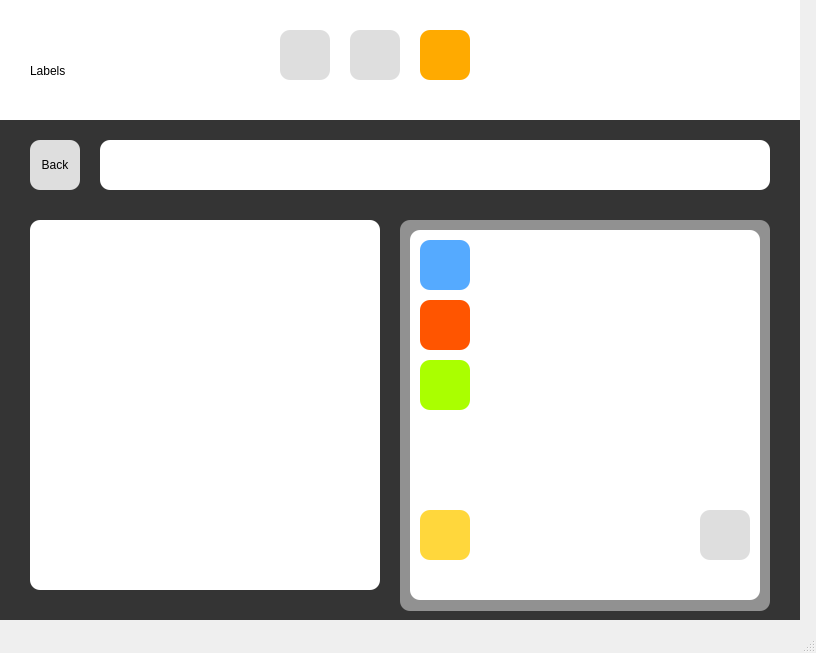
AshwinRaikar88/daxplore, file gui/shelf_3.ui: the form before one commit.
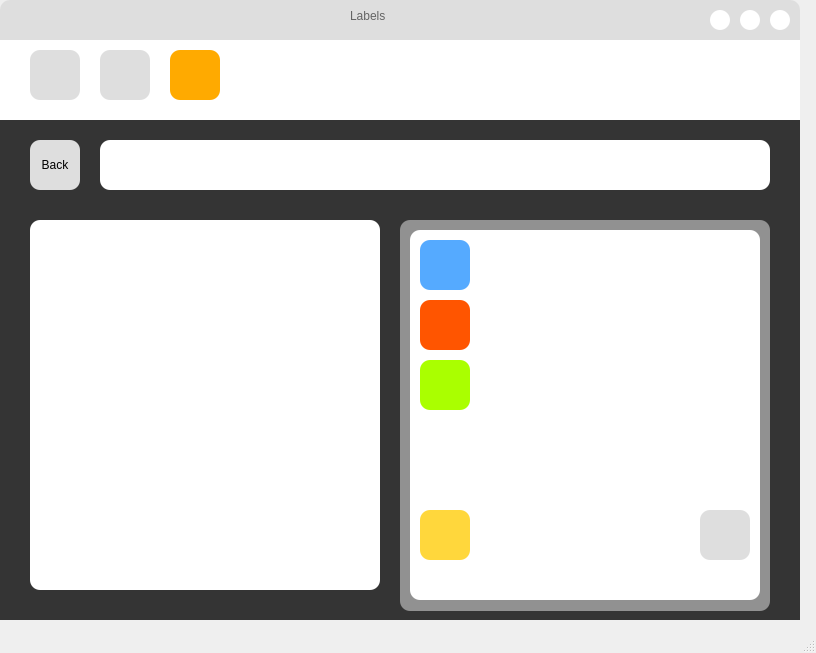
The form after the commit.

Patch:
```diff
--- a/gui/shelf_3.ui
+++ b/gui/shelf_3.ui
@@ -341,29 +341,15 @@
      </size>
     </property>
     <property name="styleSheet">
-     <string notr="true">background-color: rgb(255, 255, 255);</string>
+     <string notr="true">background-color: rgb(255, 255, 255);
+border-top-left-radius: 12px;
+border-top-right-radius: 12px;</string>
     </property>
-    <widget class="QLabel" name="title">
-     <property name="geometry">
-      <rect>
-       <x>30</x>
-       <y>50</y>
-       <width>181</width>
-       <height>41</height>
-      </rect>
-     </property>
-     <property name="styleSheet">
-      <string notr="true">font: 63 16pt &quot;Cascadia Code PL SemiBold&quot;;</string>
-     </property>
-     <property name="text">
-      <string>Labels</string>
-     </property>
-    </widget>
     <widget class="QPushButton" name="shelf">
      <property name="geometry">
       <rect>
-       <x>280</x>
-       <y>30</y>
+       <x>30</x>
+       <y>50</y>
        <width>50</width>
        <height>50</height>
       </rect>
@@ -389,8 +375,8 @@
     <widget class="QPushButton" name="shelf_2">
      <property name="geometry">
       <rect>
-       <x>350</x>
-       <y>30</y>
+       <x>100</x>
+       <y>50</y>
        <width>50</width>
        <height>50</height>
       </rect>
@@ -416,8 +402,8 @@
     <widget class="QPushButton" name="shelf_3">
      <property name="geometry">
       <rect>
-       <x>420</x>
-       <y>30</y>
+       <x>170</x>
+       <y>50</y>
        <width>50</width>
        <height>50</height>
       </rect>
@@ -440,6 +426,144 @@
       <bool>false</bool>
      </property>
     </widget>
+    <widget class="QWidget" name="title_bar" native="true">
+     <property name="geometry">
+      <rect>
+       <x>0</x>
+       <y>0</y>
+       <width>800</width>
+       <height>40</height>
+      </rect>
+     </property>
+     <property name="styleSheet">
+      <string notr="true">background-color: rgb(222, 222, 222);
+border-top-left-radius: 10px;
+border-top-right-radius: 10px;</string>
+     </property>
+     <widget class="QPushButton" name="close_btn">
+      <property name="geometry">
+       <rect>
+        <x>770</x>
+        <y>10</y>
+        <width>20</width>
+        <height>20</height>
+       </rect>
+      </property>
+      <property name="styleSheet">
+       <string notr="true">background-color: rgb(255, 255, 255);
+border-radius: 10px;</string>
+      </property>
+      <property name="text">
+       <string/>
+      </property>
+      <property name="iconSize">
+       <size>
+        <width>20</width>
+        <height>20</height>
+       </size>
+      </property>
+      <property name="checkable">
+       <bool>false</bool>
+      </property>
+      <property name="autoDefault">
+       <bool>false</bool>
+      </property>
+      <property name="default">
+       <bool>false</bool>
+      </property>
+      <property name="flat">
+       <bool>true</bool>
+      </property>
+     </widget>
+     <widget class="QLabel" name="title">
+      <property name="geometry">
+       <rect>
+        <x>350</x>
+        <y>0</y>
+        <width>101</width>
+        <height>31</height>
+       </rect>
+      </property>
+      <property name="styleSheet">
+       <string notr="true">font: 63 16pt &quot;Cascadia Code PL SemiBold&quot;;
+color: rgb(100, 100, 100);
+</string>
+      </property>
+      <property name="text">
+       <string>Labels</string>
+      </property>
+     </widget>
+     <widget class="QPushButton" name="maximize_btn">
+      <property name="geometry">
+       <rect>
+        <x>740</x>
+        <y>10</y>
+        <width>20</width>
+        <height>20</height>
+       </rect>
+      </property>
+      <property name="styleSheet">
+       <string notr="true">background-color: rgb(255, 255, 255);
+border-radius: 10px;</string>
+      </property>
+      <property name="text">
+       <string/>
+      </property>
+      <property name="iconSize">
+       <size>
+        <width>20</width>
+        <height>20</height>
+       </size>
+      </property>
+      <property name="checkable">
+       <bool>false</bool>
+      </property>
+      <property name="autoDefault">
+       <bool>false</bool>
+      </property>
+      <property name="default">
+       <bool>false</bool>
+      </property>
+      <property name="flat">
+       <bool>true</bool>
+      </property>
+     </widget>
+     <widget class="QPushButton" name="minimize_btn">
+      <property name="geometry">
+       <rect>
+        <x>710</x>
+        <y>10</y>
+        <width>20</width>
+        <height>20</height>
+       </rect>
+      </property>
+      <property name="styleSheet">
+       <string notr="true">background-color: rgb(255, 255, 255);
+border-radius: 10px;</string>
+      </property>
+      <property name="text">
+       <string/>
+      </property>
+      <property name="iconSize">
+       <size>
+        <width>20</width>
+        <height>20</height>
+       </size>
+      </property>
+      <property name="checkable">
+       <bool>false</bool>
+      </property>
+      <property name="autoDefault">
+       <bool>false</bool>
+      </property>
+      <property name="default">
+       <bool>false</bool>
+      </property>
+      <property name="flat">
+       <bool>true</bool>
+      </property>
+     </widget>
+    </widget>
    </widget>
   </widget>
   <widget class="QStatusBar" name="statusbar"/>
```
